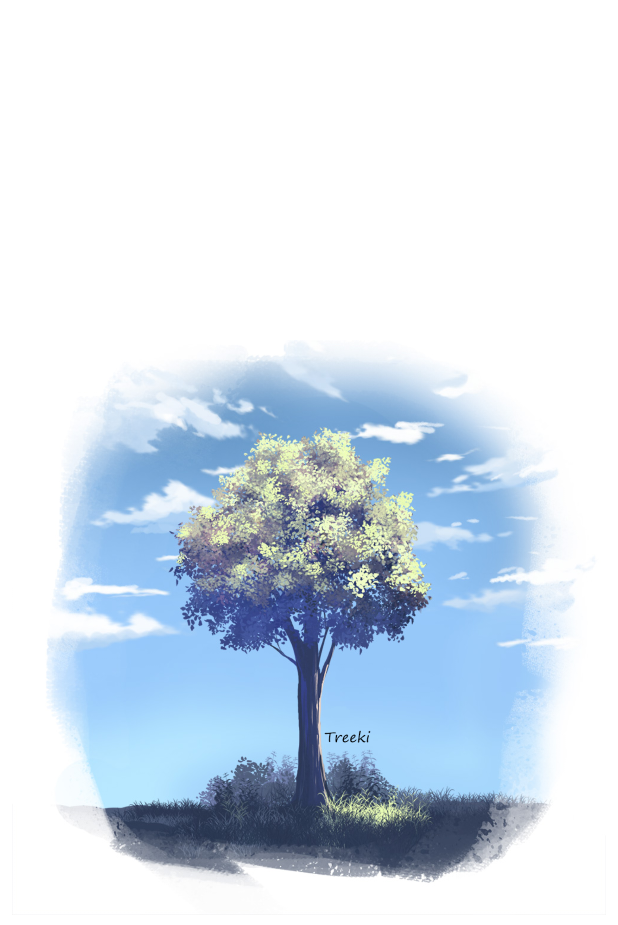
After one commit to ktbeck/Treeki, an Android app: the layout activity_splash.xml on its own in the app's theme, with its tools: preview values and no code run, on a phone screen of 412 x 824 dp. The commit adds this screen. Shown: the top 925 px of the screen. Run offline under Robolectric (Android 15) with nearby library versions, the phone set to English and light mode, and no system bars.

Commit message:
Splash screen added the shitty way

```diff
--- a/app/src/main/AndroidManifest.xml
+++ b/app/src/main/AndroidManifest.xml
@@ -14,13 +14,15 @@
         <activity android:name=".QoTD" />
         <activity android:name=".SignupActivity" />
         <activity android:name=".SignInRegister">
+        </activity>
+        <activity android:name=".Journal" />
+        <activity android:name=".SplashActivity">
             <intent-filter>
                 <action android:name="android.intent.action.MAIN" />
 
                 <category android:name="android.intent.category.LAUNCHER" />
             </intent-filter>
         </activity>
-        <activity android:name=".Journal"></activity>
     </application>
 
 </manifest>
--- /dev/null
+++ b/app/src/main/res/layout/activity_splash.xml
@@ -0,0 +1,27 @@
+<?xml version="1.0" encoding="utf-8"?>
+<android.support.constraint.ConstraintLayout xmlns:android="http://schemas.android.com/apk/res/android"
+    xmlns:app="http://schemas.android.com/apk/res-auto"
+    xmlns:tools="http://schemas.android.com/tools"
+    android:layout_width="match_parent"
+    android:layout_height="match_parent"
+    android:background="@color/white"
+    tools:context=".SplashActivity">
+
+    <ImageView
+        android:id="@+id/icon"
+        android:layout_width="match_parent"
+        android:layout_height="match_parent"
+        android:layout_marginBottom="8dp"
+        android:layout_marginEnd="8dp"
+        android:layout_marginLeft="8dp"
+        android:layout_marginRight="8dp"
+        android:layout_marginStart="8dp"
+        android:layout_marginTop="8dp"
+        android:src="@drawable/tree"
+        app:layout_constraintBottom_toBottomOf="parent"
+        app:layout_constraintEnd_toEndOf="parent"
+        app:layout_constraintHorizontal_bias="0.0"
+        app:layout_constraintStart_toStartOf="parent"
+        app:layout_constraintTop_toTopOf="parent"
+        app:layout_constraintVertical_bias="0.0" />
+</android.support.constraint.ConstraintLayout>
--- a/app/src/main/res/values/colors.xml
+++ b/app/src/main/res/values/colors.xml
@@ -3,4 +3,5 @@
     <color name="colorPrimary">#3F51B5</color>
     <color name="colorPrimaryDark">#303F9F</color>
     <color name="colorAccent">#FF4081</color>
+    <color name="white">#ffffff</color>
 </resources>
```
Also changed, not shown: app/src/main/java/com/treeki/treekii/SplashActivity.java (added, +115 -0 lines), app/src/main/res/drawable/tree.png (added).
